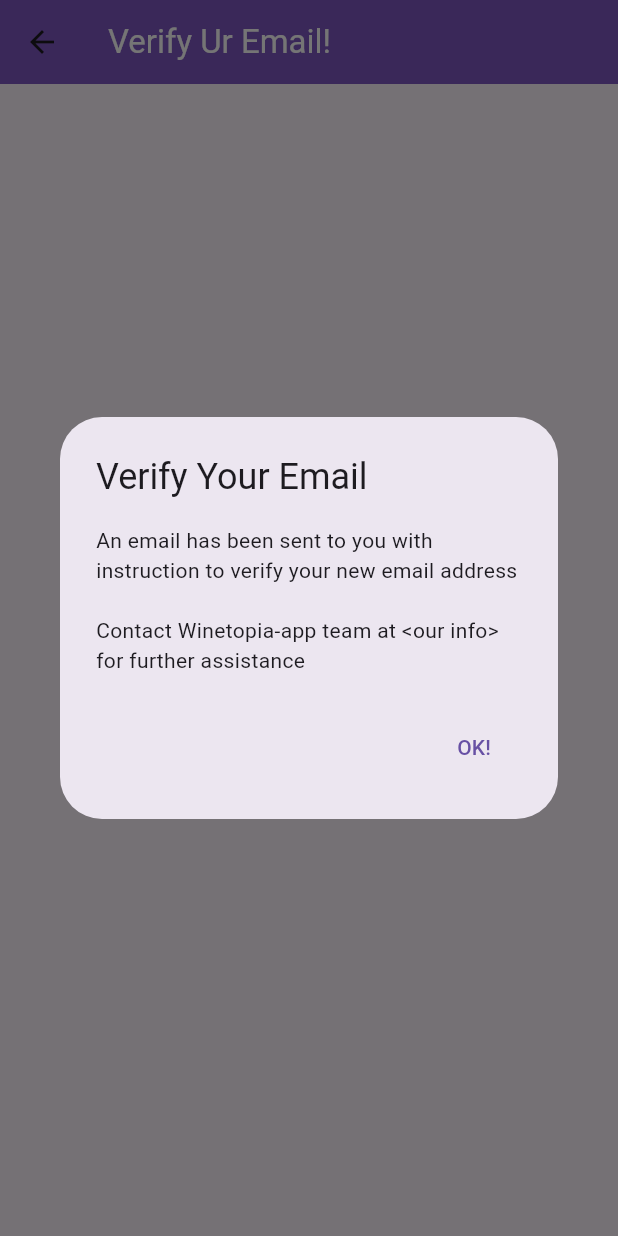
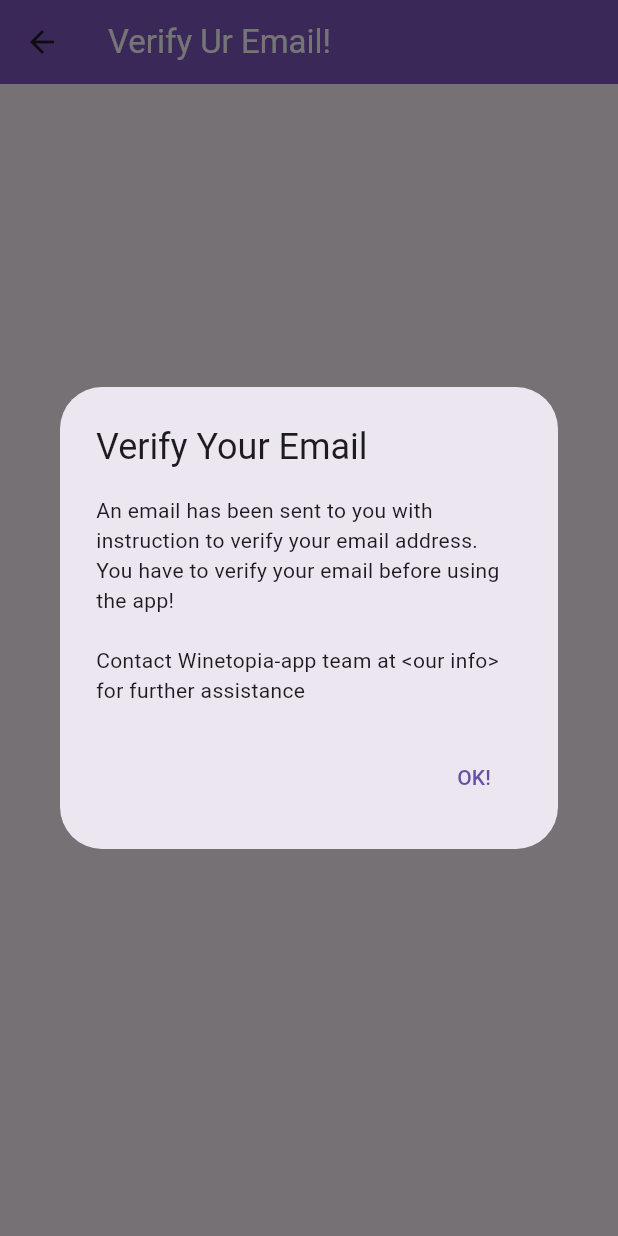
Before and after one commit to mnymkz/Winetopia, a Flutter app: the VerifyEmail screen opened directly, on a phone screen of 412 x 824 dp. Run offline on Flutter 3.47's test engine with Material 3 defaults, Android fonts, the light colour scheme and no system bars; our stand-ins replace cloud_firestore, curved_navigation_bar, firebase_auth, firebase_core, flutter_spinkit; missing offline and left inert: dart:ffi, nfc_manager; accounts and stored records are empty.

Commit message:
Fix: Fixing the message in verifyEmailScreen

```diff
--- a/lib/shared/verifyUrEmail.dart
+++ b/lib/shared/verifyUrEmail.dart
@@ -20,7 +20,7 @@ class VerifyEmail extends StatelessWidget {
               child: ListBody(
                 children: <Widget>[
                   Text(
-                      'An email has been sent to you with instruction to verify your new email address'),
+                      'An email has been sent to you with instruction to verify your email address.\nYou have to verify your email before using the app!'),
                   SizedBox(
                     height: 20,
                   ),
```
